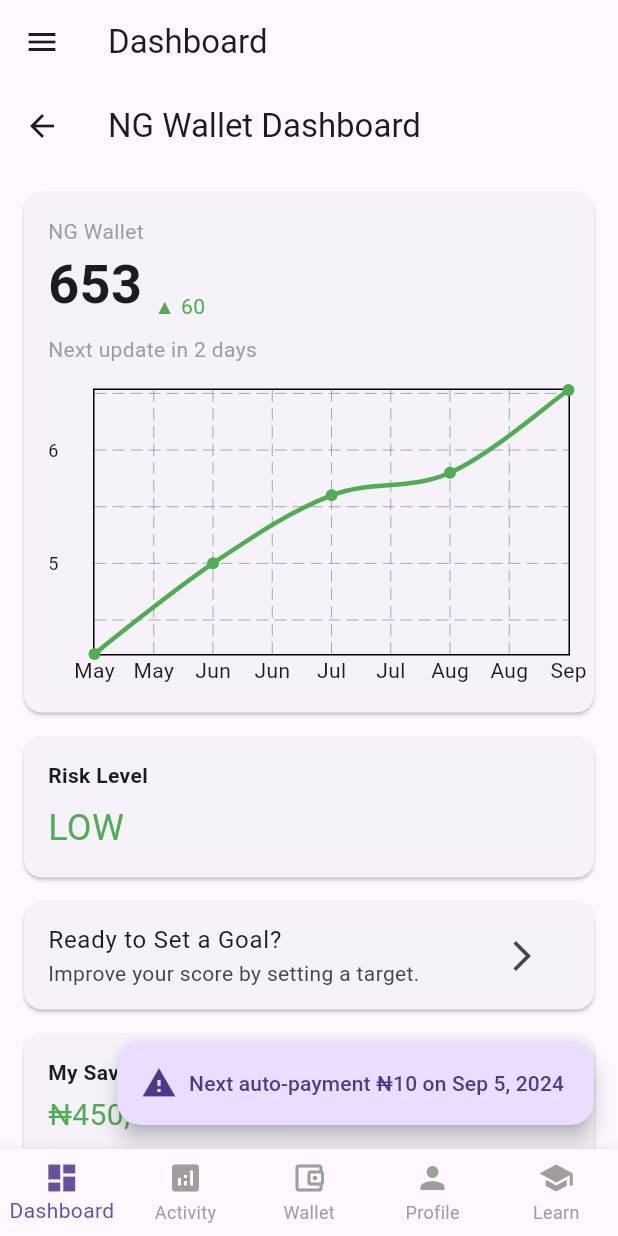
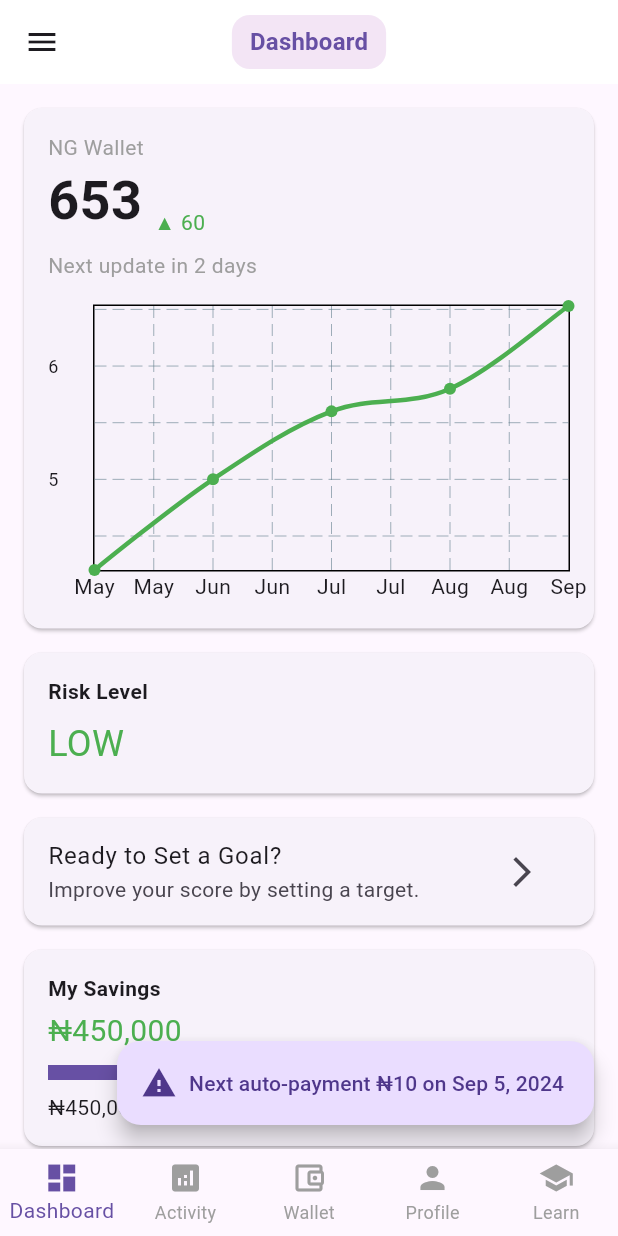
Before and after one commit to rmoskiii/ng-wallet-flutter, a Flutter app: the BottomNav screen opened by its route, on a phone screen of 412 x 824 dp. Run offline on Flutter 3.47's test engine with Material 3 defaults, Android fonts, the phone set to English and light mode, and no system bars; drawn by our look-alikes of fl_chart.

Commit message:
bottom nav updates

```diff
--- a/lib/features/dashboard/screens/dashboard_screen.dart
+++ b/lib/features/dashboard/screens/dashboard_screen.dart
@@ -1,5 +1,6 @@
+import 'dart:async';
 import 'package:flutter/material.dart';
-import 'package:fl_chart/fl_chart.dart'; // For charts
+import 'package:fl_chart/fl_chart.dart';
 
 class DashboardScreen extends StatefulWidget {
   const DashboardScreen({super.key});
@@ -11,6 +12,7 @@ class DashboardScreen extends StatefulWidget {
 class _DashboardScreenState extends State<DashboardScreen> {
   bool showProgress = false;
   bool reminderOpen = false;
+  Timer? _hideTimer;
 
   final scoreData = [
     {'month': 'May', 'score': 420.0},
@@ -41,21 +43,75 @@ class _DashboardScreenState extends State<DashboardScreen> {
   @override
   void initState() {
     super.initState();
-    Future.delayed(const Duration(milliseconds: 500), () => setState(() => showProgress = true));
-    Future.delayed(const Duration(seconds: 1), () => setState(() => reminderOpen = true));
+
+    Future.delayed(
+      const Duration(milliseconds: 500),
+      () => setState(() => showProgress = true),
+    );
+
+    Future.delayed(
+      const Duration(seconds: 1),
+      () {
+        if (mounted) {
+          setState(() => reminderOpen = true);
+
+          _hideTimer = Timer(const Duration(seconds: 3), () {
+            if (mounted) setState(() => reminderOpen = false);
+          });
+        }
+      },
+    );
+  }
+
+  @override
+  void dispose() {
+    _hideTimer?.cancel();
+    super.dispose();
   }
 
   @override
   Widget build(BuildContext context) {
-    return Scaffold(
-      appBar: AppBar(title: const Text('NG Wallet Dashboard')),
-      body: SingleChildScrollView(
+    return Stack(
+      children: [
+        SingleChildScrollView(
           padding: const EdgeInsets.all(16),
           child: Column(
             crossAxisAlignment: CrossAxisAlignment.stretch,
             children: [
-            // Credit Wallet Score Card
-            Card(
+              _buildScoreCard(),
+              _buildRiskCard(),
+              _buildGoalCard(context),
+              _buildSavingsCard(),
+              _buildBreakdownCard(),
+              _buildExplanationsCard(),
+            ],
+          ),
+        ),
+
+        // floating reminder
+        Positioned(
+          bottom: 16,
+          right: 16,
+          child: AnimatedOpacity(
+            opacity: reminderOpen ? 1.0 : 0.0,
+            duration: const Duration(milliseconds: 500),
+            child: reminderOpen
+                ? FloatingActionButton.extended(
+                    onPressed: () => setState(() => reminderOpen = false),
+                    label: const Text('Next auto-payment ₦10 on Sep 5, 2024'),
+                    icon: const Icon(Icons.warning),
+                  )
+                : null,
+          ),
+        ),
+      ],
+    );
+  }
+
+  // --- UI builders ---
+
+  Widget _buildScoreCard() {
+    return Card(
       margin: const EdgeInsets.only(bottom: 16),
       child: Padding(
         padding: const EdgeInsets.all(16),
@@ -66,13 +122,15 @@ class _DashboardScreenState extends State<DashboardScreen> {
             Row(
               crossAxisAlignment: CrossAxisAlignment.end,
               children: const [
-                        Text('653', style: TextStyle(fontSize: 36, fontWeight: FontWeight.bold)),
+                Text('653',
+                    style: TextStyle(fontSize: 36, fontWeight: FontWeight.bold)),
                 SizedBox(width: 8),
                 Text('▲ 60', style: TextStyle(color: Colors.green)),
               ],
             ),
             const SizedBox(height: 8),
-                    const Text('Next update in 2 days', style: TextStyle(color: Colors.grey)),
+            const Text('Next update in 2 days',
+                style: TextStyle(color: Colors.grey)),
             const SizedBox(height: 16),
             SizedBox(
               height: 200,
@@ -81,7 +139,8 @@ class _DashboardScreenState extends State<DashboardScreen> {
                   lineBarsData: [
                     LineChartBarData(
                       spots: scoreData.asMap().entries.map((e) {
-                                return FlSpot(e.key.toDouble(), e.value['score'] as double);
+                        return FlSpot(
+                            e.key.toDouble(), e.value['score'] as double);
                       }).toList(),
                       isCurved: true,
                       color: Colors.green,
@@ -93,17 +152,13 @@ class _DashboardScreenState extends State<DashboardScreen> {
                     leftTitles: AxisTitles(
                       sideTitles: SideTitles(
                         showTitles: true,
-                                interval: 100, // Show labels every 100 points
-                                getTitlesWidget: (value, meta) {
-                                  // Only show labels for our specific values
+                        interval: 100,
+                        getTitlesWidget: (value, _) {
                           if (value % 100 == 0) {
-                                    final simplifiedValue = (value / 100).round();
-                                    return Text(
-                                      simplifiedValue.toString(),
-                                      style: const TextStyle(fontSize: 12),
-                                    );
+                            return Text((value / 100).round().toString(),
+                                style: const TextStyle(fontSize: 12));
                           }
-                                  return const Text('');
+                          return const SizedBox.shrink();
                         },
                         reservedSize: 30,
                       ),
@@ -111,15 +166,19 @@ class _DashboardScreenState extends State<DashboardScreen> {
                     bottomTitles: AxisTitles(
                       sideTitles: SideTitles(
                         showTitles: true,
-                                getTitlesWidget: (value, meta) {
+                        getTitlesWidget: (value, _) {
                           final index = value.toInt();
-                                  if (index < 0 || index >= scoreData.length) return const Text('');
+                          if (index < 0 || index >= scoreData.length) {
+                            return const SizedBox.shrink();
+                          }
                           return Text(scoreData[index]['month'] as String);
                         },
                       ),
                     ),
-                            topTitles: const AxisTitles(sideTitles: SideTitles(showTitles: false)),
-                            rightTitles: const AxisTitles(sideTitles: SideTitles(showTitles: false)),
+                    topTitles:
+                        const AxisTitles(sideTitles: SideTitles(showTitles: false)),
+                    rightTitles:
+                        const AxisTitles(sideTitles: SideTitles(showTitles: false)),
                   ),
                 ),
               ),
@@ -127,26 +186,28 @@ class _DashboardScreenState extends State<DashboardScreen> {
           ],
         ),
       ),
-            ),
+    );
+  }
 
-            // Risk Level Card
-            Card(
-              margin: const EdgeInsets.only(bottom: 16),
+  Widget _buildRiskCard() {
+    return const Card(
+      margin: EdgeInsets.only(bottom: 16),
       child: Padding(
-                padding: const EdgeInsets.all(16),
+        padding: EdgeInsets.all(16),
         child: Column(
           crossAxisAlignment: CrossAxisAlignment.start,
-                  children: const [
+          children: [
             Text('Risk Level', style: TextStyle(fontWeight: FontWeight.bold)),
             SizedBox(height: 8),
             Text('LOW', style: TextStyle(fontSize: 24, color: Colors.green)),
           ],
         ),
       ),
-            ),
+    );
+  }
 
-            // Goal Setting Card
-            Card(
+  Widget _buildGoalCard(BuildContext context) {
+    return Card(
       margin: const EdgeInsets.only(bottom: 16),
       child: ListTile(
         title: const Text('Ready to Set a Goal?'),
@@ -154,28 +215,34 @@ class _DashboardScreenState extends State<DashboardScreen> {
         trailing: IconButton(
           icon: const Icon(Icons.arrow_forward_ios),
           onPressed: () {
-                    // Navigate to goals screen
             Navigator.pushNamed(context, '/goals');
           },
         ),
       ),
-            ),
+    );
+  }
 
-            // My Savings Card
-            Card(
+  Widget _buildSavingsCard() {
+    return Card(
       margin: const EdgeInsets.only(bottom: 16),
       child: Padding(
         padding: const EdgeInsets.all(16),
         child: Column(
           crossAxisAlignment: CrossAxisAlignment.start,
           children: [
-                    const Text('My Savings', style: TextStyle(fontWeight: FontWeight.bold)),
+            const Text('My Savings',
+                style: TextStyle(fontWeight: FontWeight.bold)),
             const SizedBox(height: 4),
-                    const Text('₦450,000', style: TextStyle(fontSize: 20, color: Colors.green)),
+            const Text('₦450,000',
+                style: TextStyle(fontSize: 20, color: Colors.green)),
             const SizedBox(height: 8),
-                    LinearProgressIndicator(
+            AnimatedSwitcher(
+              duration: const Duration(milliseconds: 600),
+              child: LinearProgressIndicator(
+                key: ValueKey(showProgress),
                 value: showProgress ? 0.75 : 0,
                 minHeight: 10,
+              ),
             ),
             const SizedBox(height: 8),
             const Row(
@@ -188,24 +255,27 @@ class _DashboardScreenState extends State<DashboardScreen> {
           ],
         ),
       ),
-            ),
+    );
+  }
 
-            // Score Breakdown (Accordion)
-            Card(
+  Widget _buildBreakdownCard() {
+    return Card(
       margin: const EdgeInsets.only(bottom: 16),
       child: ExpansionTile(
         title: const Text('Score Breakdown'),
         children: breakdownData.map((item) {
           return ListTile(
             title: Text(item['name'] as String),
-                    subtitle: Text('Score: ${item['score']}, Grade: ${item['grade']}'),
+            subtitle:
+                Text('Score: ${item['score']}, Grade: ${item['grade']}'),
           );
         }).toList(),
       ),
-            ),
+    );
+  }
 
-            // How Scores Are Calculated Accordion
-            Card(
+  Widget _buildExplanationsCard() {
+    return Card(
       margin: const EdgeInsets.only(bottom: 16),
       child: ExpansionTile(
         title: const Text('How Scores Are Calculated'),
@@ -221,17 +291,6 @@ class _DashboardScreenState extends State<DashboardScreen> {
           );
         }).toList(),
       ),
-            ),
-          ],
-        ),
-      ),
-      floatingActionButton: reminderOpen
-          ? FloatingActionButton.extended(
-              onPressed: () => setState(() => reminderOpen = false),
-              label: const Text('Next auto-payment ₦10 on Sep 5, 2024'),
-              icon: const Icon(Icons.warning),
-            )
-          : null,
     );
   }
 }
--- a/lib/shared/widgets/bottom_nav.dart
+++ b/lib/shared/widgets/bottom_nav.dart
@@ -40,11 +40,29 @@ class _BottomNavState extends State<BottomNav> {
 
   @override
   Widget build(BuildContext context) {
+    final theme = Theme.of(context);
+
     return Scaffold(
       appBar: AppBar(
-        title: Text(_titles[_currentIndex]),
+        backgroundColor: Colors.white,
+        elevation: 0,
+        title: Container(
+          padding: const EdgeInsets.symmetric(horizontal: 12, vertical: 6),
+          decoration: BoxDecoration(
+            color: Colors.purple[50],
+            borderRadius: BorderRadius.circular(12),
+          ),
+          child: Text(
+            _titles[_currentIndex],
+            style: theme.textTheme.titleMedium?.copyWith(
+              fontWeight: FontWeight.bold,
+              color: theme.colorScheme.primary,
+            ),
+          ),
+        ),
+        centerTitle: true, // 👈 keep it in the middle
       ),
-      drawer: const MenuPage(), // 👈 available on every tab
+      drawer: const MenuPage(),
       body: _screens[_currentIndex],
       bottomNavigationBar: BottomNavigationBar(
         type: BottomNavigationBarType.fixed,
```
Also changed, not shown: lib/features/activity/screens/activity_screen.dart (+45 -24 lines), lib/features/profile/screens/profile_screen.dart (+16 -32 lines), lib/features/wallet/screens/wallet_screen.dart (+9 -22 lines). Lines whose indentation alone changed are shown as unchanged.
